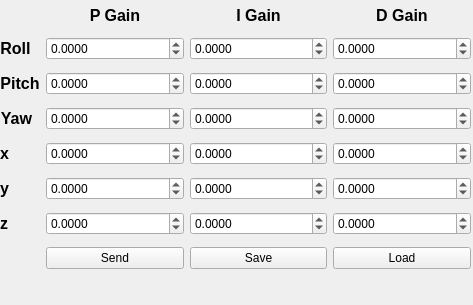
Old version of the form gcs/ui/gainscontrol.ui in the repository lijian8/ahns10.
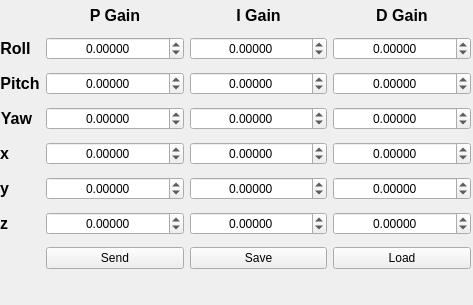
New version of the form.

What changed in the file:
```diff
--- a/gcs/ui/gainscontrol.ui
+++ b/gcs/ui/gainscontrol.ui
@@ -34,8 +34,11 @@
    <layout class="QGridLayout" name="gridLayout">
     <item row="1" column="1">
      <widget class="QDoubleSpinBox" name="rollPBox">
+      <property name="alignment">
+       <set>Qt::AlignCenter</set>
+      </property>
       <property name="decimals">
-       <number>4</number>
+       <number>5</number>
       </property>
       <property name="minimum">
        <double>-1000.000000000000000</double>
@@ -50,8 +53,11 @@
     </item>
     <item row="2" column="1">
      <widget class="QDoubleSpinBox" name="pitchPBox">
+      <property name="alignment">
+       <set>Qt::AlignCenter</set>
+      </property>
       <property name="decimals">
-       <number>4</number>
+       <number>5</number>
       </property>
       <property name="minimum">
        <double>-1000.000000000000000</double>
@@ -66,8 +72,11 @@
     </item>
     <item row="3" column="1">
      <widget class="QDoubleSpinBox" name="yawPBox">
+      <property name="alignment">
+       <set>Qt::AlignCenter</set>
+      </property>
       <property name="decimals">
-       <number>4</number>
+       <number>5</number>
       </property>
       <property name="minimum">
        <double>-1000.000000000000000</double>
@@ -82,8 +91,11 @@
     </item>
     <item row="1" column="2">
      <widget class="QDoubleSpinBox" name="rollIBox">
+      <property name="alignment">
+       <set>Qt::AlignCenter</set>
+      </property>
       <property name="decimals">
-       <number>4</number>
+       <number>5</number>
       </property>
       <property name="minimum">
        <double>-1000.000000000000000</double>
@@ -98,8 +110,11 @@
     </item>
     <item row="2" column="2">
      <widget class="QDoubleSpinBox" name="pitchIBox">
+      <property name="alignment">
+       <set>Qt::AlignCenter</set>
+      </property>
       <property name="decimals">
-       <number>4</number>
+       <number>5</number>
       </property>
       <property name="minimum">
        <double>-1000.000000000000000</double>
@@ -114,8 +129,11 @@
     </item>
     <item row="3" column="2">
      <widget class="QDoubleSpinBox" name="yawIBox">
+      <property name="alignment">
+       <set>Qt::AlignCenter</set>
+      </property>
       <property name="decimals">
-       <number>4</number>
+       <number>5</number>
       </property>
       <property name="minimum">
        <double>-1000.000000000000000</double>
@@ -130,8 +148,11 @@
     </item>
     <item row="1" column="3">
      <widget class="QDoubleSpinBox" name="rollDBox">
+      <property name="alignment">
+       <set>Qt::AlignCenter</set>
+      </property>
       <property name="decimals">
-       <number>4</number>
+       <number>5</number>
       </property>
       <property name="minimum">
        <double>-1000.000000000000000</double>
@@ -146,8 +167,11 @@
     </item>
     <item row="2" column="3">
      <widget class="QDoubleSpinBox" name="pitchDBox">
+      <property name="alignment">
+       <set>Qt::AlignCenter</set>
+      </property>
       <property name="decimals">
-       <number>4</number>
+       <number>5</number>
       </property>
       <property name="minimum">
        <double>-1000.000000000000000</double>
@@ -162,8 +186,11 @@
     </item>
     <item row="3" column="3">
      <widget class="QDoubleSpinBox" name="yawDBox">
+      <property name="alignment">
+       <set>Qt::AlignCenter</set>
+      </property>
       <property name="decimals">
-       <number>4</number>
+       <number>5</number>
       </property>
       <property name="minimum">
        <double>-1000.000000000000000</double>
@@ -357,8 +384,11 @@
     </item>
     <item row="4" column="1">
      <widget class="QDoubleSpinBox" name="xPBox">
+      <property name="alignment">
+       <set>Qt::AlignCenter</set>
+      </property>
       <property name="decimals">
-       <number>4</number>
+       <number>5</number>
       </property>
       <property name="minimum">
        <double>-1000.000000000000000</double>
@@ -373,8 +403,11 @@
     </item>
     <item row="4" column="2">
      <widget class="QDoubleSpinBox" name="xIBox">
+      <property name="alignment">
+       <set>Qt::AlignCenter</set>
+      </property>
       <property name="decimals">
-       <number>4</number>
+       <number>5</number>
       </property>
       <property name="minimum">
        <double>-1000.000000000000000</double>
@@ -389,8 +422,11 @@
     </item>
     <item row="4" column="3">
      <widget class="QDoubleSpinBox" name="xDBox">
+      <property name="alignment">
+       <set>Qt::AlignCenter</set>
+      </property>
       <property name="decimals">
-       <number>4</number>
+       <number>5</number>
       </property>
       <property name="minimum">
        <double>-1000.000000000000000</double>
@@ -428,8 +464,11 @@
     </item>
     <item row="5" column="1">
      <widget class="QDoubleSpinBox" name="yPBox">
+      <property name="alignment">
+       <set>Qt::AlignCenter</set>
+      </property>
       <property name="decimals">
-       <number>4</number>
+       <number>5</number>
       </property>
       <property name="minimum">
        <double>-1000.000000000000000</double>
@@ -444,8 +483,11 @@
     </item>
     <item row="5" column="2">
      <widget class="QDoubleSpinBox" name="yIBox">
+      <property name="alignment">
+       <set>Qt::AlignCenter</set>
+      </property>
       <property name="decimals">
-       <number>4</number>
+       <number>5</number>
       </property>
       <property name="minimum">
        <double>-1000.000000000000000</double>
@@ -460,8 +502,11 @@
     </item>
     <item row="5" column="3">
      <widget class="QDoubleSpinBox" name="yDBox">
+      <property name="alignment">
+       <set>Qt::AlignCenter</set>
+      </property>
       <property name="decimals">
-       <number>4</number>
+       <number>5</number>
       </property>
       <property name="minimum">
        <double>-1000.000000000000000</double>
@@ -499,8 +544,11 @@
     </item>
     <item row="6" column="1">
      <widget class="QDoubleSpinBox" name="zPBox">
+      <property name="alignment">
+       <set>Qt::AlignCenter</set>
+      </property>
       <property name="decimals">
-       <number>4</number>
+       <number>5</number>
       </property>
       <property name="minimum">
        <double>-1000.000000000000000</double>
@@ -515,8 +563,11 @@
     </item>
     <item row="6" column="2">
      <widget class="QDoubleSpinBox" name="zIBox">
+      <property name="alignment">
+       <set>Qt::AlignCenter</set>
+      </property>
       <property name="decimals">
-       <number>4</number>
+       <number>5</number>
       </property>
       <property name="minimum">
        <double>-1000.000000000000000</double>
@@ -531,8 +582,11 @@
     </item>
     <item row="6" column="3">
      <widget class="QDoubleSpinBox" name="zDBox">
+      <property name="alignment">
+       <set>Qt::AlignCenter</set>
+      </property>
       <property name="decimals">
-       <number>4</number>
+       <number>5</number>
       </property>
       <property name="minimum">
        <double>-1000.000000000000000</double>
```
Left out of the diff: 36 changed lines with no effect on the pictures.
